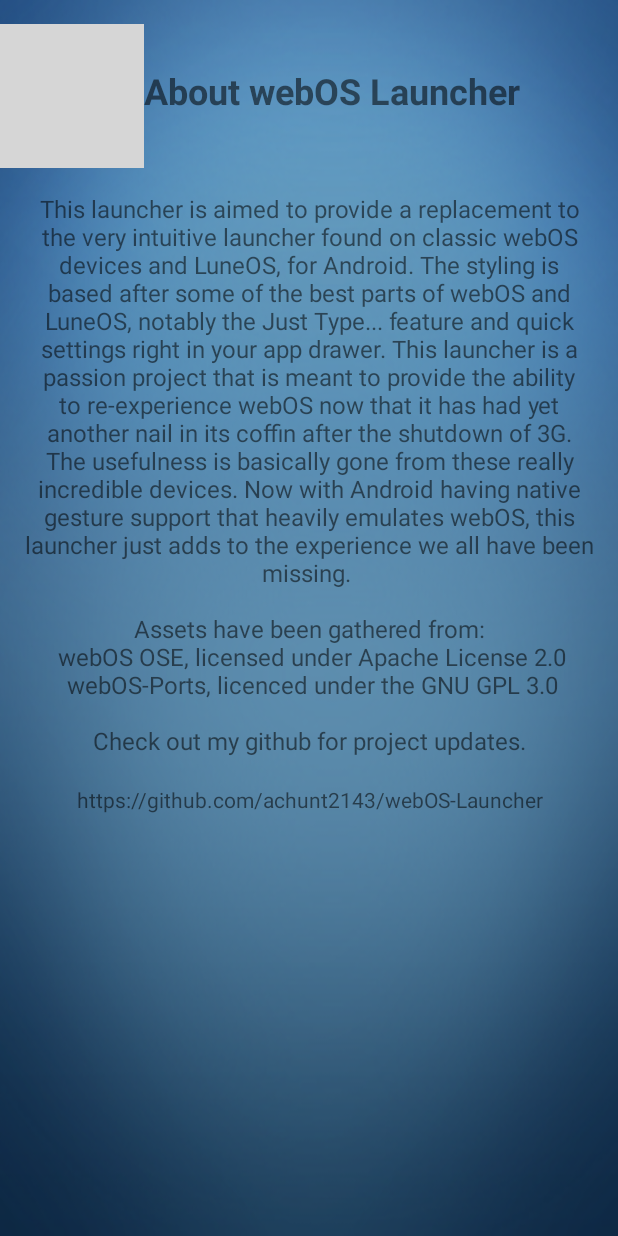
After one commit to achunt2143/W-Launcher, an Android app: the fragment HelpPage placed in its activity, on a phone screen of 412 x 824 dp. The commit adds this screen. Run offline under Robolectric (Android 15) with nearby library versions, the phone set to English and light mode, and no system bars; grey boxes are pictures that could not be loaded.

Commit message:
About page created

```diff
--- /dev/null
+++ b/app/src/main/java/com/achunt/weboslauncher/HelpPage.java
@@ -0,0 +1,40 @@
+package com.achunt.weboslauncher;
+
+import android.annotation.SuppressLint;
+import android.os.Bundle;
+import android.view.LayoutInflater;
+import android.view.View;
+import android.view.ViewGroup;
+import android.view.Window;
+import android.widget.TextView;
+
+import androidx.annotation.NonNull;
+import androidx.annotation.Nullable;
+import androidx.core.content.ContextCompat;
+import androidx.fragment.app.Fragment;
+
+
+public class HelpPage extends Fragment {
+
+
+    public HelpPage() {
+        // Required empty public constructor
+    }
+
+
+    @Nullable
+    @Override
+    public View onCreateView(LayoutInflater inflater, ViewGroup container, Bundle savedInstanceState) {
+        // Inflate the layout for this fragment
+        return inflater.inflate(R.layout.fragment_help_page, container, false);
+    }
+
+    @SuppressLint("ResourceType")
+    @Override
+    public void onViewCreated(@NonNull View view, @Nullable Bundle savedInstanceState) {
+        super.onViewCreated(view, savedInstanceState);
+        Window w = getActivity().getWindow();
+        w.setStatusBarColor(ContextCompat.getColor(getActivity(), R.color.abt));
+        TextView about = view.findViewById(R.id.github_link);
+    }
+}
--- a/app/src/main/java/com/achunt/weboslauncher/HomeScreen.java
+++ b/app/src/main/java/com/achunt/weboslauncher/HomeScreen.java
@@ -103,7 +103,7 @@ public class HomeScreen extends Fragment {
         if (fragment != null) {
             fragment.setEnterTransition(new Slide(Gravity.BOTTOM));
             fragment.setExitTransition(new Slide(Gravity.BOTTOM));
-            requireActivity().getSupportFragmentManager()
+            this.requireActivity().getSupportFragmentManager()
                     .beginTransaction()
                     .replace(R.id.container, fragment)
                     .setReorderingAllowed(true)
@@ -118,7 +118,7 @@ public class HomeScreen extends Fragment {
         if (fragment != null) {
             fragment.setEnterTransition(new android.transition.AutoTransition());
             fragment.setExitTransition(new android.transition.AutoTransition());
-            requireActivity().getSupportFragmentManager()
+            this.requireActivity().getSupportFragmentManager()
                     .beginTransaction()
                     .replace(R.id.container, fragment)
                     .setReorderingAllowed(true)
@@ -127,4 +127,5 @@ public class HomeScreen extends Fragment {
         }
         return false;
     }
+
 }
--- a/app/src/main/java/com/achunt/weboslauncher/MainActivity.java
+++ b/app/src/main/java/com/achunt/weboslauncher/MainActivity.java
@@ -22,7 +22,7 @@ public class MainActivity extends AppCompatActivity {
         w.setStatusBarColor(ContextCompat.getColor(this, R.color.empty));
     }
 
-    private boolean loadFragment(Fragment fragment) {
+    public boolean loadFragment(Fragment fragment) {
         if (fragment != null) {
             fragment.setEnterTransition(new Slide(Gravity.BOTTOM));
             fragment.setExitTransition(new Slide(Gravity.BOTTOM));
--- a/app/src/main/java/com/achunt/weboslauncher/RAdapter.java
+++ b/app/src/main/java/com/achunt/weboslauncher/RAdapter.java
@@ -89,13 +89,12 @@ public class RAdapter extends RecyclerView.Adapter<RAdapter.ViewHolder> {
             textView = itemView.findViewById(R.id.tv_app_name);
             img = itemView.findViewById(R.id.app_icon);
 
-            /*new Thread(() -> */
             itemView.setOnClickListener(v -> {
                 int pos = getAdapterPosition();
                 Context context = v.getContext();
                 Intent launchIntent = context.getPackageManager().getLaunchIntentForPackage(appsList.get(pos).packageName.toString());
                 context.startActivity(launchIntent);
-            });/*).start();*/
+            });
         }
     }
 }
--- a/app/src/main/java/com/achunt/weboslauncher/RAdapterSystem.java
+++ b/app/src/main/java/com/achunt/weboslauncher/RAdapterSystem.java
@@ -51,7 +51,6 @@ public class RAdapterSystem extends RecyclerView.Adapter<RAdapterSystem.ViewHold
                 }
             }
             appsListS.sort(Comparator.comparing(o -> o.label.toString()));
-
         }).start();
     }
 
@@ -86,13 +85,12 @@ public class RAdapterSystem extends RecyclerView.Adapter<RAdapterSystem.ViewHold
             textView = itemView.findViewById(R.id.tv_app_name);
             img = itemView.findViewById(R.id.app_icon);
 
-            /*new Thread(() -> */
             itemView.setOnClickListener(v -> {
                 int pos = getAdapterPosition();
                 Context context = v.getContext();
                 Intent launchIntent = context.getPackageManager().getLaunchIntentForPackage(appsListS.get(pos).packageName.toString());
                 context.startActivity(launchIntent);
-            });/*).start();*/
+            });
         }
     }
 }
--- /dev/null
+++ b/app/src/main/res/layout/fragment_help_page.xml
@@ -0,0 +1,56 @@
+<androidx.constraintlayout.widget.ConstraintLayout xmlns:android="http://schemas.android.com/apk/res/android"
+    xmlns:app="http://schemas.android.com/apk/res-auto"
+    android:id="@+id/help"
+    android:layout_width="match_parent"
+    android:layout_height="match_parent"
+    android:background="@drawable/acbodybg">
+
+    <ImageView
+        android:id="@+id/bean"
+        android:layout_width="wrap_content"
+        android:layout_height="wrap_content"
+        android:layout_marginTop="16dp"
+        android:src="@drawable/launchersm"
+        app:layout_constraintEnd_toStartOf="@+id/about"
+        app:layout_constraintStart_toStartOf="parent"
+
+        app:layout_constraintTop_toTopOf="parent" />
+
+    <TextView
+        android:id="@+id/about"
+        android:layout_width="wrap_content"
+        android:layout_height="wrap_content"
+        android:layout_gravity="center"
+        android:layout_marginTop="44dp"
+        android:text="About webOS Launcher"
+        android:textAlignment="center"
+        android:textSize="24sp"
+        android:textStyle="bold"
+        app:layout_constraintStart_toEndOf="@+id/bean"
+        app:layout_constraintTop_toTopOf="parent" />
+
+    <TextView
+        android:id="@+id/about_text"
+        android:layout_width="match_parent"
+        android:layout_height="wrap_content"
+        android:layout_marginStart="16dp"
+        android:layout_marginTop="16dp"
+        android:layout_marginEnd="16dp"
+        android:text="@string/about_text"
+        android:textAlignment="center"
+        android:textSize="16sp"
+        app:layout_constraintStart_toStartOf="parent"
+        app:layout_constraintTop_toBottomOf="@+id/bean" />
+
+    <TextView
+        android:id="@+id/github_link"
+        android:layout_width="match_parent"
+        android:layout_height="wrap_content"
+        android:linksClickable="true"
+        android:text="@string/github"
+        android:textAlignment="center"
+        android:textIsSelectable="true"
+        app:layout_constraintStart_toStartOf="parent"
+        app:layout_constraintTop_toBottomOf="@+id/about_text" />
+
+</androidx.constraintlayout.widget.ConstraintLayout>
--- a/app/src/main/res/layout/item_row_list_view.xml
+++ b/app/src/main/res/layout/item_row_list_view.xml
@@ -26,6 +26,7 @@
             android:id="@+id/app_icon"
             android:layout_width="48dp"
             android:layout_height="48dp"
+            android:layout_gravity="center"
             android:layout_marginTop="32dp"
             android:clickable="false"
             android:scaleType="fitCenter" />
@@ -45,8 +46,8 @@
             android:id="@+id/tv_app_name"
             android:layout_width="wrap_content"
             android:layout_height="128dp"
-            android:layout_gravity="center"
             android:layout_columnWeight="1"
+            android:layout_gravity="center_horizontal"
             android:layout_marginTop="88dp"
             android:clickable="false"
             android:ellipsize="end"
--- a/app/src/main/res/layout/jt_item_row_layout.xml
+++ b/app/src/main/res/layout/jt_item_row_layout.xml
@@ -26,6 +26,7 @@
             android:id="@+id/jt_app_icon"
             android:layout_width="48dp"
             android:layout_height="48dp"
+            android:layout_gravity="center"
             android:layout_marginTop="32dp"
             android:clickable="false"
             android:scaleType="fitCenter"
@@ -49,11 +50,13 @@
             android:layout_columnWeight="1"
             android:layout_gravity="center"
             android:layout_marginTop="88dp"
+            android:layout_marginStart="6dp"
             android:clickable="false"
             android:ellipsize="end"
             android:fontFamily="sans-serif-medium"
             android:layoutDirection="locale"
             android:lines="1"
+            android:textAlignment="center"
             android:textColor="@color/white"
             android:textSize="12sp" />
 
--- a/app/src/main/res/values-night/themes.xml
+++ b/app/src/main/res/values-night/themes.xml
@@ -1,6 +1,6 @@
 <resources xmlns:tools="http://schemas.android.com/tools">
     <!-- Base application theme. -->
-    <style name="Theme.WebOSLauncher" parent="Theme.MaterialComponents.DayNight.DarkActionBar">
+    <style name="Theme.WebOSLauncher" parent="Theme.MaterialComponents.DayNight.NoActionBar">
         <!-- Primary brand color. -->
         <item name="colorPrimary">@color/purple_200</item>
         <item name="colorPrimaryVariant">@color/purple_700</item>
--- a/app/src/main/res/values/colors.xml
+++ b/app/src/main/res/values/colors.xml
@@ -9,4 +9,5 @@
     <color name="white">#FFFFFFFF</color>
     <color name="status">#ff737373</color>
     <color name="empty">#00000000</color>
+    <color name="abt">#5b92b7</color>
 </resources>
--- a/app/src/main/res/values/strings.xml
+++ b/app/src/main/res/values/strings.xml
@@ -5,4 +5,13 @@
     <string name="tab_text_2">Tab 2</string>
     <string name="title_activity_appsdrawer">AppsdrawerActivity</string>
     <string name="title_activity_applaunch">ApplaunchActivity</string>
+    <!-- TODO: Remove or change this placeholder text -->
+    <string name="hello_blank_fragment">Hello blank fragment</string>
+    <string name="about_text">This launcher is aimed to provide a replacement to the very intuitive launcher found on classic webOS devices and LuneOS, for Android. The styling is based after some of the best parts of webOS and LuneOS, notably the Just Type... feature and quick settings right in your app drawer. This launcher is a passion project that is meant to provide the ability to re-experience webOS now that it has had yet another nail in its coffin after the shutdown of 3G. The usefulness is basically gone from these really incredible devices. Now with Android having native gesture support that heavily emulates webOS, this launcher just adds to the experience we all have been missing.
+\n\n
+Assets have been gathered from:
+\n
+webOS OSE, licensed under Apache License 2.0\n
+webOS-Ports, licenced under the GNU GPL 3.0\n\nCheck out my github for project updates.\n</string>
+    <string name="github">https://github.com/achunt2143/webOS-Launcher</string>
 </resources>
```
Also changed, not shown: app/src/main/java/com/achunt/weboslauncher/RAdapterDownloads.java (+8 -3 lines), app/src/main/java/com/achunt/weboslauncher/RAdapterSettings.java (+31 -1 lines), app/src/main/res/layout/homescreen.xml (+5 -4 lines), app/src/main/res/layout/justtype_search.xml (+14 -11 lines), 37 other files.
